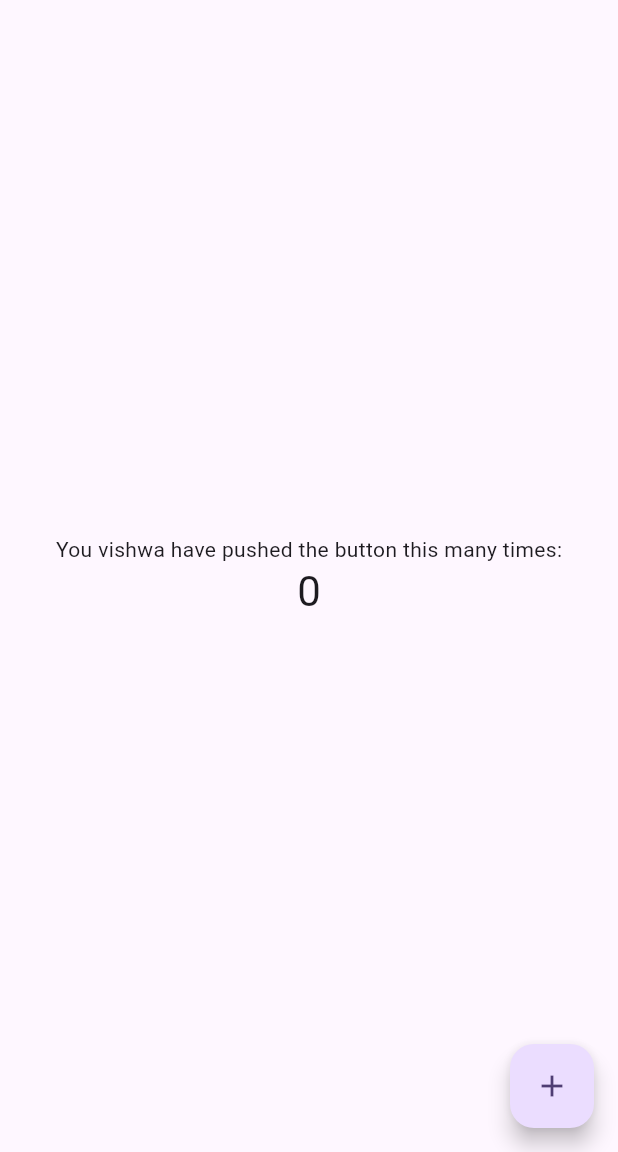
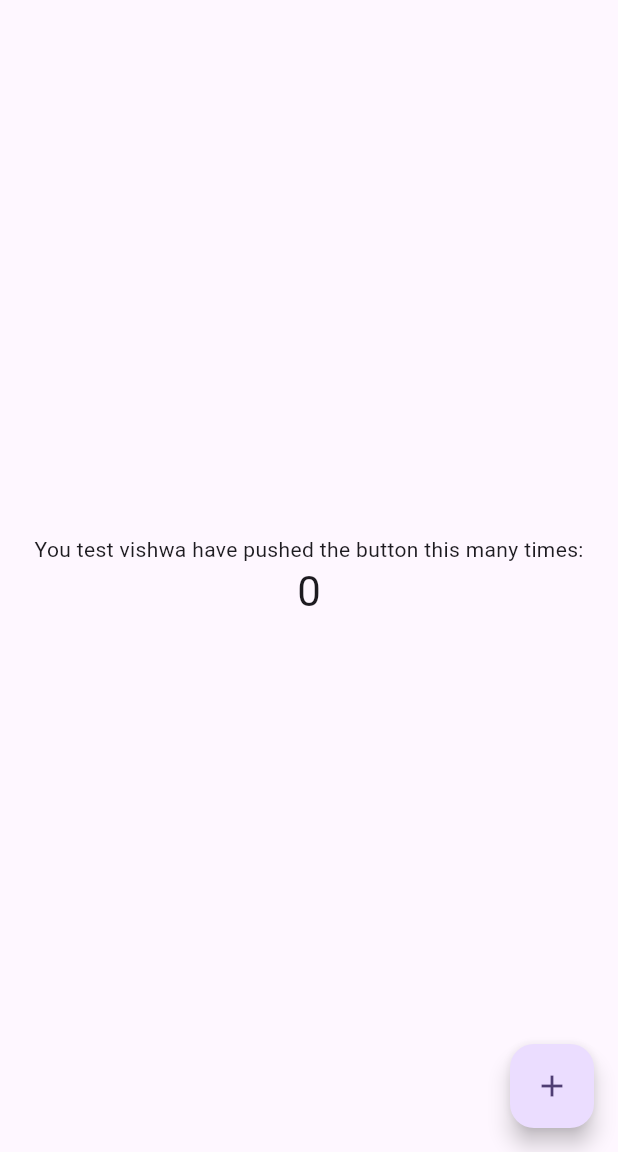
Before and after one commit to red9inja/mobiap, a Flutter app: the screen it shows after launch, on a phone screen of 412 x 824 dp, the part 84-1236 px from its top. Run offline on Flutter 3.47's test engine with Material 3 defaults, Android fonts, the phone set to English and light mode, and no system bars.

Commit message:
check2ff

```diff
--- a/lib/main.dart
+++ b/lib/main.dart
@@ -106,7 +106,7 @@ class _MyHomePageState extends State<MyHomePage> {
           mainAxisAlignment: MainAxisAlignment.center,
           children: <Widget>[
             const Text(
-              'You vishwa have pushed the button this many times:',
+              'You test vishwa have pushed the button this many times:',
             ),
             Text(
               '$_counter',
```
